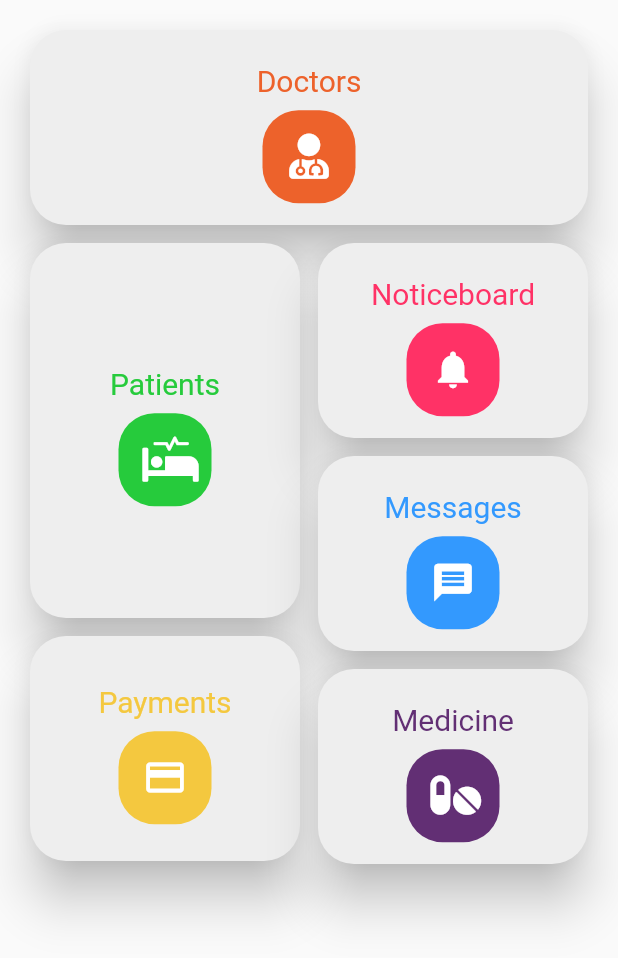
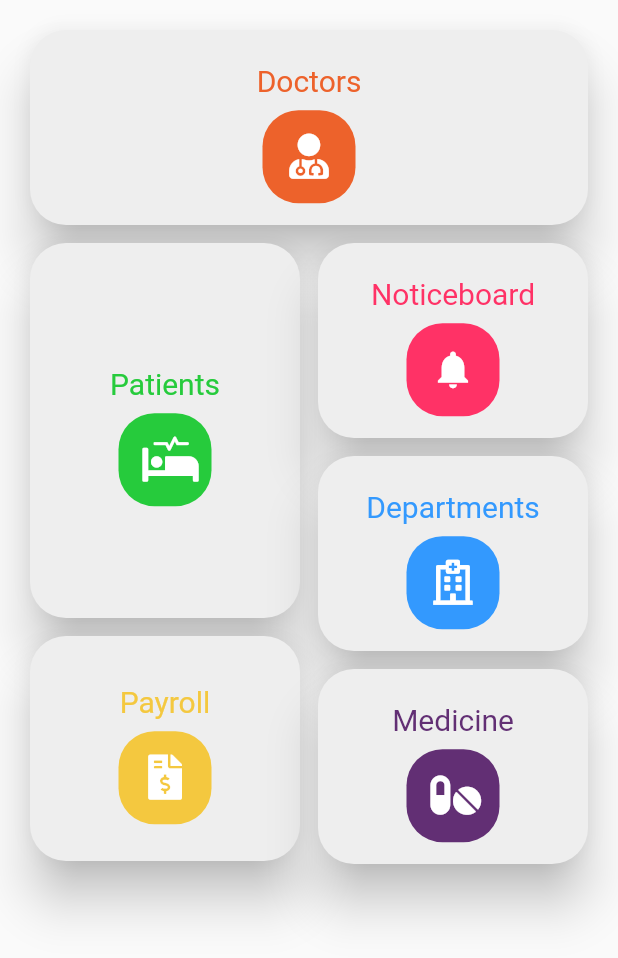
Before and after one commit to pamu47/UEE-App-Redesigning, a Flutter app: the Dashboard screen opened directly, on a phone screen of 412 x 824 dp. Shown: the top 958 px of the screen. Run offline on Flutter 3.47's test engine with Material 2 defaults, Android fonts, the phone set to English and light mode, and no system bars; our stand-ins replace font_awesome_flutter.

Commit message:
navigation and icons updated

```diff
--- a/lib/Homescreen/dashboard.dart
+++ b/lib/Homescreen/dashboard.dart
@@ -1,6 +1,8 @@
 import 'package:flutter/material.dart';
 import 'package:flutter_staggered_grid_view/flutter_staggered_grid_view.dart';
 import 'package:font_awesome_flutter/font_awesome_flutter.dart';
+import 'package:hospital_mgt/Departments/deparments.dart';
+import 'package:hospital_mgt/FinanceMgt/payroll.dart';
 import 'package:hospital_mgt/PatientMgt/patients.dart';
 
 class Dashboard extends StatefulWidget {
@@ -23,8 +25,8 @@ class DashboardState extends State<Dashboard> {
           myItems(FontAwesomeIcons.userMd, "Doctors", 0xffed622b, () {}),
           myItems(FontAwesomeIcons.procedures, "Patients", 0xff26cb3c, Patients()),
           myItems(Icons.notifications, "Noticeboard", 0xffff3266, () {}),
-          myItems(Icons.message, "Messages", 0xff3399fe, () {}),
-          myItems(Icons.payment, "Payments", 0xfff4c83f, () {}),
+          myItems(FontAwesomeIcons.hospital, "Departments", 0xff3399fe, Departments()),
+          myItems(FontAwesomeIcons.fileInvoiceDollar, "Payroll", 0xfff4c83f, Payroll()),
           myItems(FontAwesomeIcons.pills, "Medicine", 0xff622F74, () {}),
           //myItems(Icons.favorite, "Followers", 0xffad61f1, () {}),
           //myItems(Icons.message, "Messages", 0xff7297ff, () {}),
```
